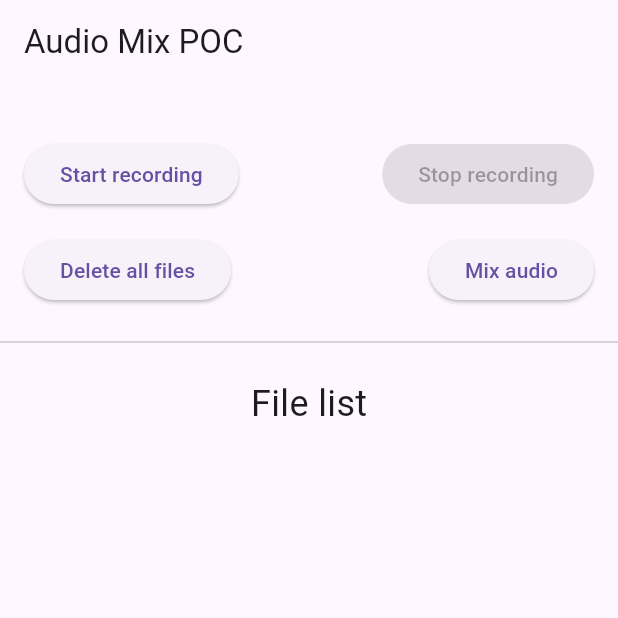
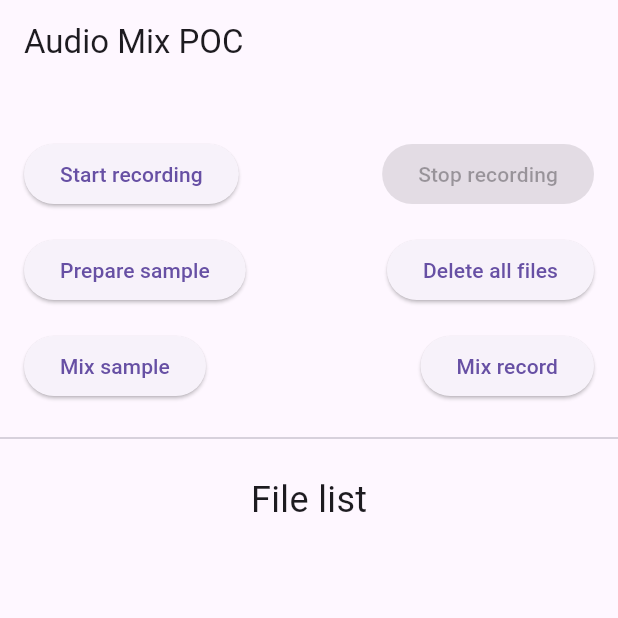
Before and after one commit to kiraoffuture/flutter_audio_record_poc, a Flutter app: the screen it shows after launch, after a tap on "Start recording", after a tap on "Stop recording", on a phone screen of 412 x 824 dp, the top half of it. Run offline on Flutter 3.47's test engine with Material 3 defaults, Android fonts, the phone set to English and light mode, and no system bars; our stand-ins replace audioplayers; missing offline and left inert: ffmpeg_kit_flutter_new, record.

Commit message:
Mix record

```diff
--- a/lib/main.dart
+++ b/lib/main.dart
@@ -6,6 +6,14 @@
 import 'package:ffmpeg_kit_flutter_new/ffmpeg_kit.dart';
 import 'package:path_provider/path_provider.dart';
 import 'package:record/record.dart';
+
+class _Constants {
+  static const String musicPath = 'lib/assets/audio/music.mp3';
+  static const String musicName = 'music.mp3';
+  static const String vocalPath = 'lib/assets/audio/vocal.mp3';
+  static const String vocalName = 'vocal.mp3';
+  static const String recordName = 'record.m4a';
+}
 
 void main() => runApp(const MyApp());
 
@@ -22,10 +30,12 @@
 }
 
 class _HomePageState extends State<HomePage> {
-  final audioRecorder = AudioRecorder();
+  final _audioRecorder = AudioRecorder();
   List<File> _files = [];
-  bool _isMixing = false;
+  bool _isMixingSample = false;
+  bool _isMixingRecord = false;
   bool _isDeletingAllFiles = false;
+  bool _isPreparingSampleAudioFiles = false;
   bool _isRecording = false;
 
   @override
@@ -37,7 +47,7 @@
 
   Future<void> _startRecording() async {
     setState(() => _isRecording = true);
-    if (await audioRecorder.hasPermission()) {
+    if (await _audioRecorder.hasPermission()) {
       final temporaryDirectory = await getTemporaryDirectory();
       final outputPath = '${temporaryDirectory.path}/record.m4a';
       final outputFile = File(outputPath);
@@ -45,46 +55,57 @@
         await outputFile.delete();
       }
       await outputFile.create(recursive: true);
-      await audioRecorder.start(const RecordConfig(), path: outputFile.path);
+      final inputDevices = await _audioRecorder.listInputDevices();
+      final recordConfig = RecordConfig(
+        encoder: AudioEncoder.flac,
+        numChannels: 2,
+        device: inputDevices[0],
+      );
+      await _audioRecorder.start(recordConfig, path: outputFile.path);
     }
   }
 
   Future<void> _stopRecording() async {
-    await audioRecorder.stop();
-    await audioRecorder.dispose();
+    await _audioRecorder.stop();
+    await _audioRecorder.dispose();
     setState(() => _isRecording = false);
     displayFiles();
   }
 
-  Future<void> mixAudio() async {
-    setState(() => _isMixing = true);
+  Future<void> mixSampleAudioFiles() async {
     final temporaryDirectory = await getTemporaryDirectory();
-    final musicFile = await Utils.copyAssetToFile(
-      temporaryDirectory.path,
-      'lib/assets/audio/music.mp3',
-      'music.mp3',
-    );
-    final vocalFile = await Utils.copyAssetToFile(
-      temporaryDirectory.path,
-      'lib/assets/audio/vocal.mp3',
-      'vocal.mp3',
-    );
-    final output = File('${temporaryDirectory.path}/output_mix.mp3');
+    final pathMusic = '${temporaryDirectory.path}/${_Constants.musicName}';
+    final pathVocal = '${temporaryDirectory.path}/${_Constants.vocalName}';
+    final pathMixed = '${temporaryDirectory.path}/sample_output_mix.mp3';
+    setState(() => _isMixingSample = true);
+    await mixAudio(pathMusic, pathVocal, pathMixed);
+    setState(() => _isMixingSample = false);
+  }
 
-    final pathMusic = musicFile.path;
-    final pathVocal = vocalFile.path;
-    final pathMixed = output.path;
+  Future<void> mixAudioWithRecord() async {
+    final temporaryDirectory = await getTemporaryDirectory();
+    final pathMusic = '${temporaryDirectory.path}/${_Constants.musicName}';
+    final pathRecord = '${temporaryDirectory.path}/${_Constants.recordName}';
+    final pathMixed = '${temporaryDirectory.path}/record_output_mix.mp3';
+    setState(() => _isMixingRecord = true);
+    await mixAudio(pathMusic, pathRecord, pathMixed);
+    setState(() => _isMixingRecord = false);
+  }
 
+  Future<void> mixAudio(
+    String firstPath,
+    String secondPath,
+    String outputPath,
+  ) async {
     // Step 1: Mix
     await FFmpegKit.execute(
-      '-i $pathMusic -i $pathVocal -filter_complex amix=inputs=2:duration=longest $pathMixed',
+      '-i $firstPath -i $secondPath -filter_complex amix=inputs=2:duration=longest $outputPath',
     );
 
     // Step 2: Trim
     // await FFmpegKit.execute('-i $pathMixed -t ${266 / 2} $pathFinal');
 
     displayFiles();
-    setState(() => _isMixing = false);
   }
 
   Future<void> displayFiles() async {
@@ -108,6 +129,25 @@
     setState(() => _files.removeWhere((e) => e.path == path));
     displayFiles();
     return true;
+  }
+
+  Future<void> prepareSampleAudioFiles() async {
+    final temporaryDirectory = await getTemporaryDirectory();
+    setState(() => _isPreparingSampleAudioFiles = true);
+    await Utils.copyAssetToFile(
+      temporaryDirectory.path,
+      _Constants.musicPath,
+      _Constants.musicName,
+    );
+    await Utils.copyAssetToFile(
+      temporaryDirectory.path,
+      _Constants.vocalPath,
+      _Constants.vocalName,
+    );
+    Future.delayed(const Duration(seconds: 2), () async {
+      await displayFiles();
+      setState(() => _isPreparingSampleAudioFiles = false);
+    });
   }
 
   Future<void> deleteAllFiles() async {
@@ -165,6 +205,22 @@
                   mainAxisAlignment: MainAxisAlignment.spaceBetween,
                   children: [
                     ElevatedButton(
+                      onPressed:
+                          _isPreparingSampleAudioFiles
+                              ? null
+                              : prepareSampleAudioFiles,
+                      child:
+                          _isPreparingSampleAudioFiles
+                              ? const SizedBox(
+                                height: 16,
+                                width: 16,
+                                child: CircularProgressIndicator(
+                                  strokeWidth: 2,
+                                ),
+                              )
+                              : const Text('Prepare sample'),
+                    ),
+                    ElevatedButton(
                       onPressed: _isDeletingAllFiles ? null : deleteAllFiles,
                       child:
                           _isDeletingAllFiles
@@ -177,10 +233,22 @@
                               )
                               : const Text('Delete all files'),
                     ),
+                  ],
+                ),
+              ),
+              Padding(
+                padding: const EdgeInsets.only(
+                  left: 16.0,
+                  right: 16.0,
+                  bottom: 16.0,
+                ),
+                child: Row(
+                  mainAxisAlignment: MainAxisAlignment.spaceBetween,
+                  children: [
                     ElevatedButton(
-                      onPressed: _isMixing ? null : mixAudio,
+                      onPressed: _isMixingSample ? null : mixSampleAudioFiles,
                       child:
-                          _isMixing
+                          _isMixingSample
                               ? SizedBox(
                                 height: 16,
                                 width: 16,
@@ -188,7 +256,20 @@
                                   strokeWidth: 2,
                                 ),
                               )
-                              : const Text('Mix audio'),
+                              : const Text('Mix sample'),
+                    ),
+                    ElevatedButton(
+                      onPressed: _isMixingRecord ? null : mixAudioWithRecord,
+                      child:
+                          _isMixingRecord
+                              ? SizedBox(
+                                height: 16,
+                                width: 16,
+                                child: CircularProgressIndicator(
+                                  strokeWidth: 2,
+                                ),
+                              )
+                              : const Text('Mix record'),
                     ),
                   ],
                 ),
```
Also changed, not shown: lib/player_item_widget.dart (+11 -0 lines), 13 other files.
